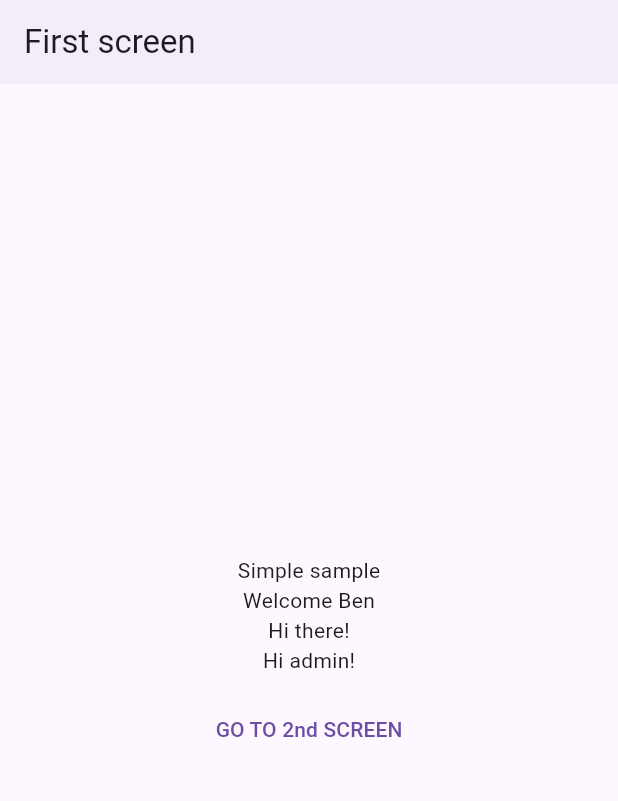
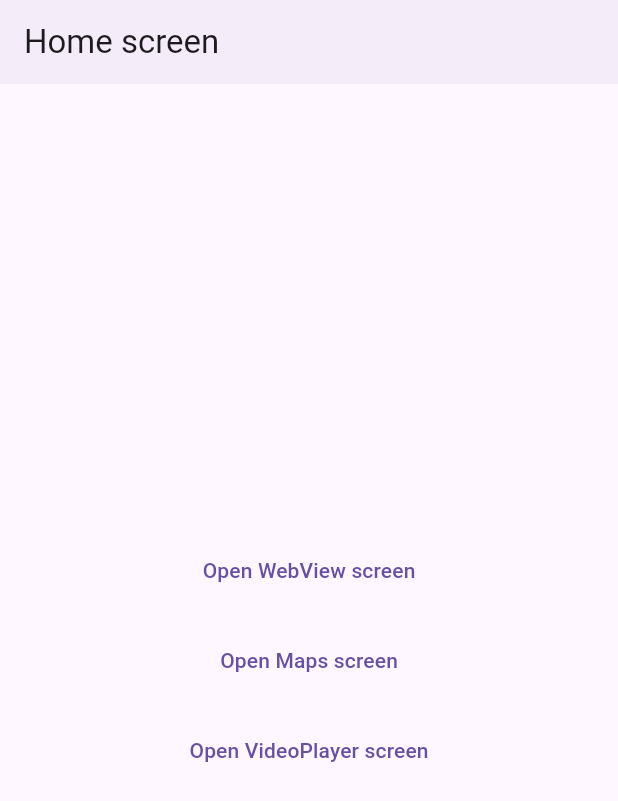
Before and after one commit to vladasp/flutter_mentoring, a Flutter app: the screen it shows after launch, on a phone screen of 412 x 824 dp. Shown: the top 801 px of the screen. Run offline on Flutter 3.47's test engine with Material 3 defaults, Android fonts, the phone set to English and light mode, and no system bars; our stand-ins replace dio, flutter_map, get_it, video_player, webview_flutter; missing offline and left inert: flutter_map_cancellable_tile_provider, webview_flutter_android, webview_flutter_wkwebview.

Commit message:
implemented samples of web, map and video features

```diff
--- a/lib/main_app.dart
+++ b/lib/main_app.dart
@@ -1,8 +1,10 @@
 import 'package:flutter/material.dart';
 import 'package:flutter_localizations/flutter_localizations.dart';
 import 'package:flutter_mentoring/generated/l10n.dart';
-import 'package:flutter_mentoring/screens/first_screen.dart';
-import 'package:flutter_mentoring/screens/second_screen.dart';
+import 'package:flutter_mentoring/screens/map_screen.dart';
+import 'package:flutter_mentoring/screens/home_screen.dart';
+import 'package:flutter_mentoring/screens/video_player_screen.dart';
+import 'package:flutter_mentoring/screens/web_view_screen.dart';
 
 final GlobalKey<NavigatorState> rootNavigatorKey = GlobalKey<NavigatorState>();
 
@@ -18,7 +20,7 @@ class _MainAppState extends State<MainApp> {
   Widget build(BuildContext context) {
     return MaterialApp(
       navigatorKey: rootNavigatorKey,
-      initialRoute: FirstScreen.routeName,
+      initialRoute: HomeScreen.routeName,
       localizationsDelegates: const [
         S.delegate,
         GlobalMaterialLocalizations.delegate,
@@ -27,8 +29,10 @@ class _MainAppState extends State<MainApp> {
       ],
       supportedLocales: S.delegate.supportedLocales,
       routes: {
-        FirstScreen.routeName: (context) => const FirstScreen(),
-        SecondScreen.routeName: (context) => const SecondScreen(),
+        HomeScreen.routeName: (context) => const HomeScreen(),
+        WebViewScreen.routeName: (context) => const WebViewScreen(),
+        MapsScreen.routeName: (context) => const MapsScreen(),
+        VideoPlayerScreen.routeName: (context) => const VideoPlayerScreen(),
       },
     );
   }
--- a/lib/screens/first_screen.dart
+++ /dev/null
@@ -1,93 +0,0 @@
-import 'package:flutter/material.dart';
-import 'package:flutter/services.dart';
-import 'package:flutter_mentoring/generated/l10n.dart';
-import 'package:flutter_mentoring/main_app.dart';
-import 'package:flutter_mentoring/models/todo_model.dart';
-import 'package:flutter_mentoring/screens/second_screen.dart';
-
-class FirstScreen extends StatefulWidget {
-  const FirstScreen({super.key});
-  static const routeName = 'first';
-
-  @override
-  State<FirstScreen> createState() => _FirstScreenState();
-}
-
-class _FirstScreenState extends State<FirstScreen> {
-  TodoModel? selectedTodo;
-
-  void _callBack(BuildContext c) async {
-    final result =
-        await rootNavigatorKey.currentState!.pushNamed(SecondScreen.routeName);
-
-    if (result != null && c.mounted) {
-      setState(() {
-        selectedTodo = result as TodoModel;
-      });
-    }
-  }
-
-  void _tryNavigateBack(didPop) async {
-    if (didPop) return;
-    final result = await showDialog(
-      context: context,
-      builder: (context) => AlertDialog(
-        content: const Text('Do you want to exit an app?'),
-        actions: [
-          TextButton(
-              onPressed: () {
-                rootNavigatorKey.currentState!.pop(true);
-              },
-              child: const Text('Ok')),
-          TextButton(
-              onPressed: () {
-                rootNavigatorKey.currentState!.pop(false);
-              },
-              child: const Text('Cancel'))
-        ],
-      ),
-    );
-    if (result is bool && result) {
-      SystemNavigator.pop();
-    }
-  }
-
-  @override
-  Widget build(BuildContext context) {
-    return PopScope(
-      canPop: false,
-      onPopInvoked: _tryNavigateBack,
-      child: Scaffold(
-        appBar: AppBar(
-          title: const Text('First screen'),
-          elevation: 2,
-        ),
-        body: Center(
-            child: Column(
-          mainAxisAlignment: MainAxisAlignment.center,
-          children: [
-            Text(S.of(context).simpleSample),
-            Text(S.of(context).welcomeName('Ben')),
-            Text(S.of(context).welcomeGender('men')),
-            Text(S.of(context).welcomeRole('admin')),
-            const SizedBox(height: 12),
-            TextButton(
-              onPressed: () => _callBack(context),
-              child: const Text('GO TO 2nd SCREEN'),
-            ),
-            if (selectedTodo != null)
-              ListTile(
-                title: Text(selectedTodo!.title),
-                trailing: selectedTodo!.completed
-                    ? const Icon(
-                        Icons.check_box_outlined,
-                        color: Colors.green,
-                      )
-                    : const Icon(Icons.check_box_outline_blank),
-              ),
-          ],
-        )),
-      ),
-    );
-  }
-}
--- /dev/null
+++ b/lib/screens/home_screen.dart
@@ -0,0 +1,55 @@
+import 'package:flutter/material.dart';
+import 'package:flutter_mentoring/main_app.dart';
+import 'package:flutter_mentoring/screens/map_screen.dart';
+import 'package:flutter_mentoring/screens/video_player_screen.dart';
+import 'package:flutter_mentoring/screens/web_view_screen.dart';
+
+class HomeScreen extends StatefulWidget {
+  const HomeScreen({super.key});
+  static const routeName = 'home';
+
+  @override
+  State<HomeScreen> createState() => _HomeScreenState();
+}
+
+class _HomeScreenState extends State<HomeScreen> {
+  @override
+  Widget build(BuildContext context) {
+    return Scaffold(
+      appBar: AppBar(
+        title: const Text('Home screen'),
+        elevation: 2,
+      ),
+      body: Center(
+        child: Column(
+          mainAxisAlignment: MainAxisAlignment.center,
+          children: [
+            TextButton(
+              onPressed: () async => {
+                await rootNavigatorKey.currentState!
+                    .pushNamed(WebViewScreen.routeName)
+              },
+              child: const Text('Open WebView screen'),
+            ),
+            const SizedBox(height: 12),
+            TextButton(
+              onPressed: () async => {
+                await rootNavigatorKey.currentState!
+                    .pushNamed(MapsScreen.routeName)
+              },
+              child: const Text('Open Maps screen'),
+            ),
+            const SizedBox(height: 12),
+            TextButton(
+              onPressed: () async => {
+                await rootNavigatorKey.currentState!
+                    .pushNamed(VideoPlayerScreen.routeName)
+              },
+              child: const Text('Open VideoPlayer screen'),
+            ),
+          ],
+        ),
+      ),
+    );
+  }
+}
--- a/pubspec.yaml
+++ b/pubspec.yaml
@@ -12,8 +12,13 @@ dependencies:
     sdk: flutter
   flutter_localizations:
     sdk: flutter
+  flutter_map: ^6.1.0
+  flutter_map_cancellable_tile_provider: ^2.0.0
   get_it: ^7.7.0
   json_annotation: ^4.9.0
+  video_player: ^2.8.6
+  webview_flutter: ^4.8.0
+  webview_flutter_wkwebview: ^3.13.1
 
 dev_dependencies:
   flutter_test:
```
Also changed, not shown: lib/screens/map_screen.dart (added, +200 -0 lines), lib/screens/second_screen.dart (deleted, +0 -65 lines), lib/screens/video_player_screen.dart (added, +72 -0 lines), lib/screens/web_view_screen.dart (added, +94 -0 lines), pubspec.lock, 8 other files.
